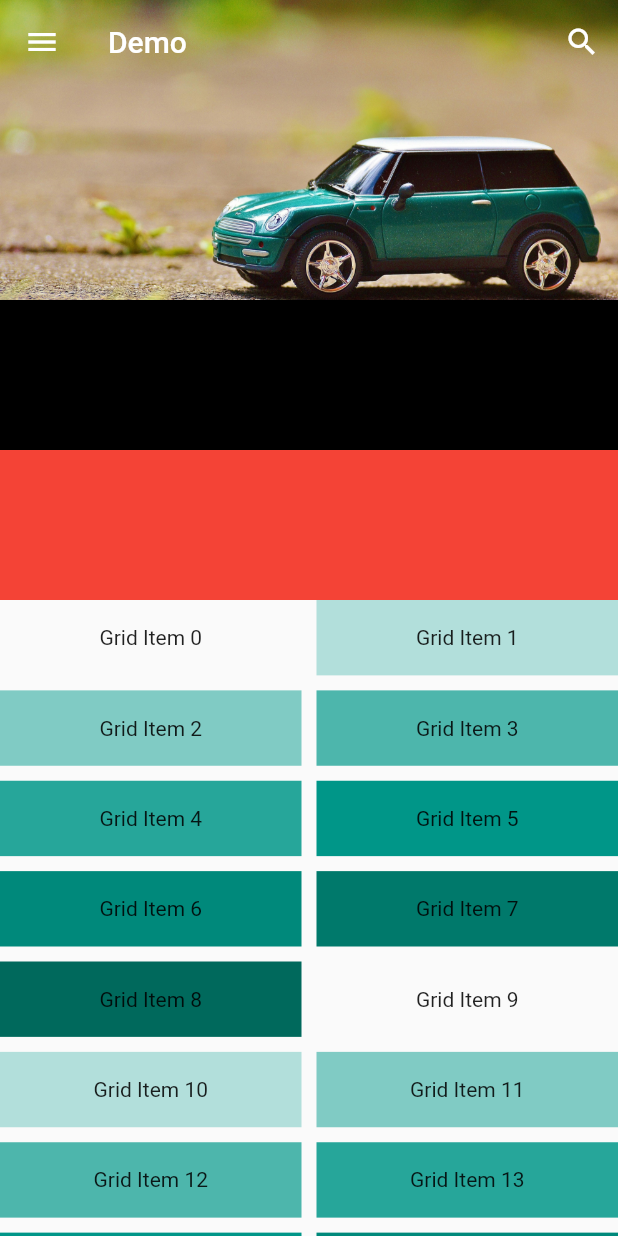
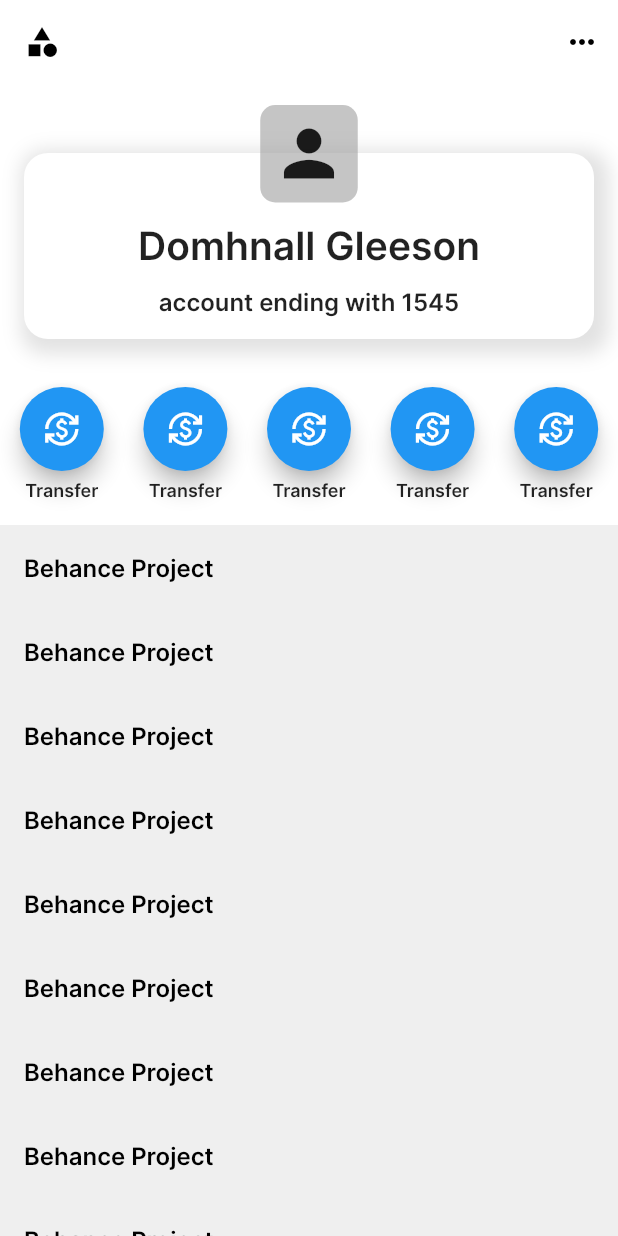
Before and after one commit to Abdusamad98/flutter_nt_ten, a Flutter app: the screen it shows after launch, on a phone screen of 412 x 824 dp. Run offline on Flutter 3.47's test engine with Material 3 defaults, Android fonts, the light colour scheme and no system bars.

Commit message:
Some changes

```diff
--- a/lib/main.dart
+++ b/lib/main.dart
@@ -1,12 +1,13 @@
 import 'package:flutter/material.dart';
-import 'package:flutter_nt_ten/screens/hello_screen.dart';
+import 'package:flutter_nt_ten/screens/example/example_screen.dart';
+import 'package:flutter_nt_ten/screens/hello/hello_screen.dart';
 
 void main() {
   runApp(
     MaterialApp(
       debugShowCheckedModeBanner: false,
       theme: ThemeData(useMaterial3: false),
-      home: HelloScreen(),
+      home: ExampleScreen(),
     ),
   );
 }
--- /dev/null
+++ b/lib/screens/example/example_screen.dart
@@ -0,0 +1,170 @@
+import 'package:flutter/material.dart';
+import 'package:flutter_nt_ten/screens/example/widgets/categories_view.dart';
+import 'package:flutter_nt_ten/utils/styles/app_text_style.dart';
+
+class ExampleScreen extends StatefulWidget {
+  const ExampleScreen({super.key});
+
+  @override
+  State<ExampleScreen> createState() => _ExampleScreenState();
+}
+
+class _ExampleScreenState extends State<ExampleScreen> {
+  final ScrollController scrollController = ScrollController();
+
+  bool isGreen = false;
+
+  @override
+  void initState() {
+    scrollController.addListener(() {
+      if (scrollController.position.pixels > 250) {
+        setState(() {
+          isGreen = true;
+        });
+      } else {
+        setState(() {
+          isGreen = false;
+        });
+      }
+    });
+    super.initState();
+  }
+
+  @override
+  Widget build(BuildContext context) {
+    return Scaffold(
+      backgroundColor: const Color(0xFFEFEFEF),
+      body: CustomScrollView(
+        controller: scrollController,
+        slivers: [
+          SliverAppBar(
+            pinned: true,
+            expandedHeight: 250,
+            elevation: 0,
+            backgroundColor: Colors.white,
+            actions: [
+              IconButton(
+                style: IconButton.styleFrom(
+                  shape: RoundedRectangleBorder(
+                      borderRadius: BorderRadius.circular(15)),
+                  backgroundColor: Colors.white,
+                  elevation: 20,
+                ),
+                onPressed: () {},
+                color: Colors.black,
+                icon: const Icon(Icons.more_horiz),
+              ),
+            ],
+            leading: Container(
+              padding: const EdgeInsets.all(5),
+              height: 50,
+              child: IconButton(
+                style: IconButton.styleFrom(
+                  shape: RoundedRectangleBorder(
+                      borderRadius: BorderRadius.circular(15)),
+                  backgroundColor: Colors.white,
+                  elevation: 20,
+                ),
+                onPressed: () {},
+                color: Colors.black,
+                icon: const Icon(Icons.category),
+              ),
+            ),
+            flexibleSpace: FlexibleSpaceBar(
+              background: Column(
+                children: [
+                  const SizedBox(height: 70),
+                  Stack(
+                    children: [
+                      Container(
+                        width: double.infinity,
+                        padding: const EdgeInsets.all(16),
+                        margin: const EdgeInsets.symmetric(
+                            horizontal: 16, vertical: 32),
+                        decoration: BoxDecoration(
+                          color: Colors.white,
+                          boxShadow: [
+                            BoxShadow(
+                              color: Colors.grey.withOpacity(0.3),
+                              offset: const Offset(4, 4),
+                              blurRadius: 10,
+                              spreadRadius: 6,
+                            )
+                          ],
+                          borderRadius: BorderRadius.circular(16),
+                        ),
+                        child: Column(
+                          mainAxisAlignment: MainAxisAlignment.center,
+                          crossAxisAlignment: CrossAxisAlignment.center,
+                          children: [
+                            const SizedBox(height: 30),
+                            Text(
+                              "Domhnall Gleeson",
+                              style: AppTextStyle.interSemiBold
+                                  .copyWith(fontSize: 26),
+                            ),
+                            const SizedBox(height: 12),
+                            Text(
+                              "account ending with 1545",
+                              style: AppTextStyle.interSemiBold
+                                  .copyWith(fontSize: 16),
+                            ),
+                          ],
+                        ),
+                      ),
+                      Positioned(
+                        left: 0,
+                        right: 0,
+                        child: Center(
+                          child: Container(
+                            height: 65,
+                            width: 65,
+                            decoration: BoxDecoration(
+                                borderRadius: BorderRadius.circular(10),
+                                color: Colors.grey.withOpacity(0.6)),
+                            child: const Center(
+                              child: Icon(
+                                Icons.person,
+                                size: 50,
+                              ),
+                            ),
+                          ),
+                        ),
+                      ),
+                    ],
+                  ),
+                ],
+              ),
+            ),
+          ),
+          SliverPersistentHeader(
+            delegate: CategoriesView(
+              onTap: () {
+
+              },
+            ),
+            pinned: true,
+          ),
+          SliverList(
+            delegate: SliverChildListDelegate(
+              [
+                ...List.generate(
+                  100,
+                  (index) => ListTile(
+                    onTap: () {},
+                    title: Text(
+                      "Behance Project",
+                      style: AppTextStyle.interSemiBold.copyWith(
+                          fontSize: 16,
+                          color: isGreen ? Colors.green : Colors.black),
+                    ),
+                  ),
+                )
+              ],
+            ),
+          ),
+        ],
+      ),
+    );
+  }
+}
--- a/lib/screens/hello_screen.dart
+++ b/lib/screens/hello/hello_screen.dart
@@ -1,6 +1,6 @@
 import 'package:flutter/cupertino.dart';
 import 'package:flutter/material.dart';
-import 'package:flutter_nt_ten/screens/widgets/my_pinned_view.dart';
+import 'package:flutter_nt_ten/screens/hello/widgets/my_pinned_view.dart';
 import 'package:flutter_nt_ten/utils/colors/app_colors.dart';
 import 'package:flutter_nt_ten/utils/images/app_images.dart';
 
```
Also changed, not shown: lib/screens/example/widgets/categories_view.dart (added, +55 -0 lines), lib/screens/hello/widgets/my_pinned_view.dart (renamed from lib/screens/widgets/my_pinned_view.dart).
